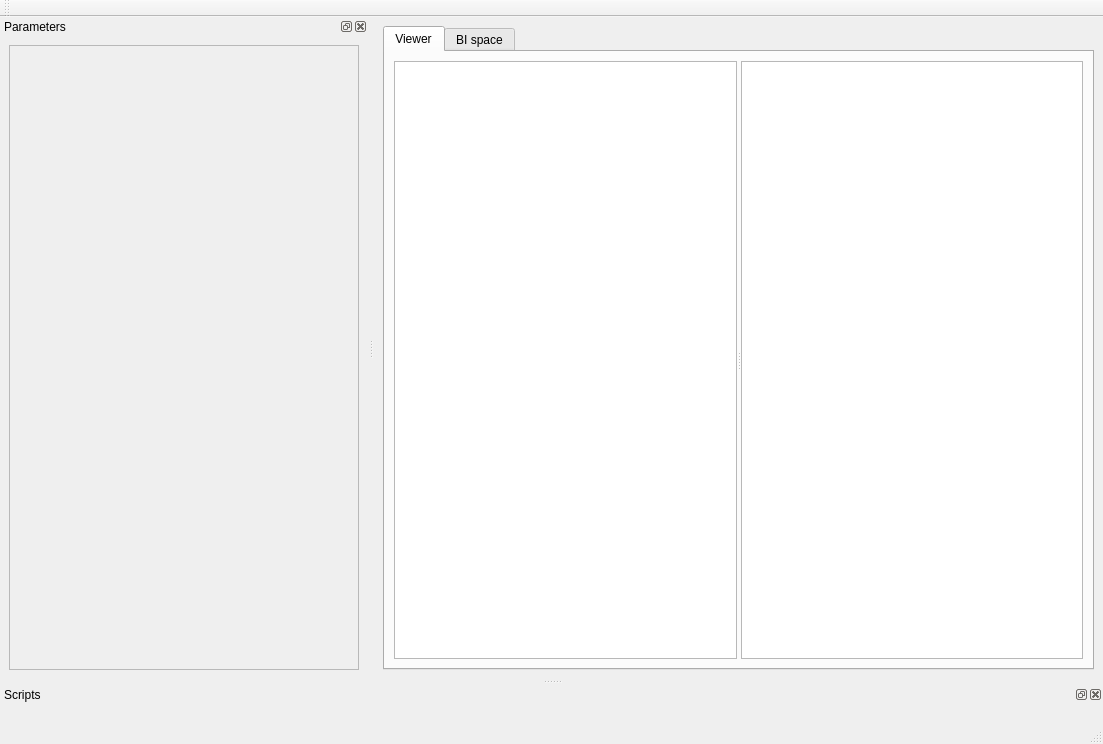
Qt form src/gpviewer/mainwindow.ui (mpelcat/GPStudio) before a commit.
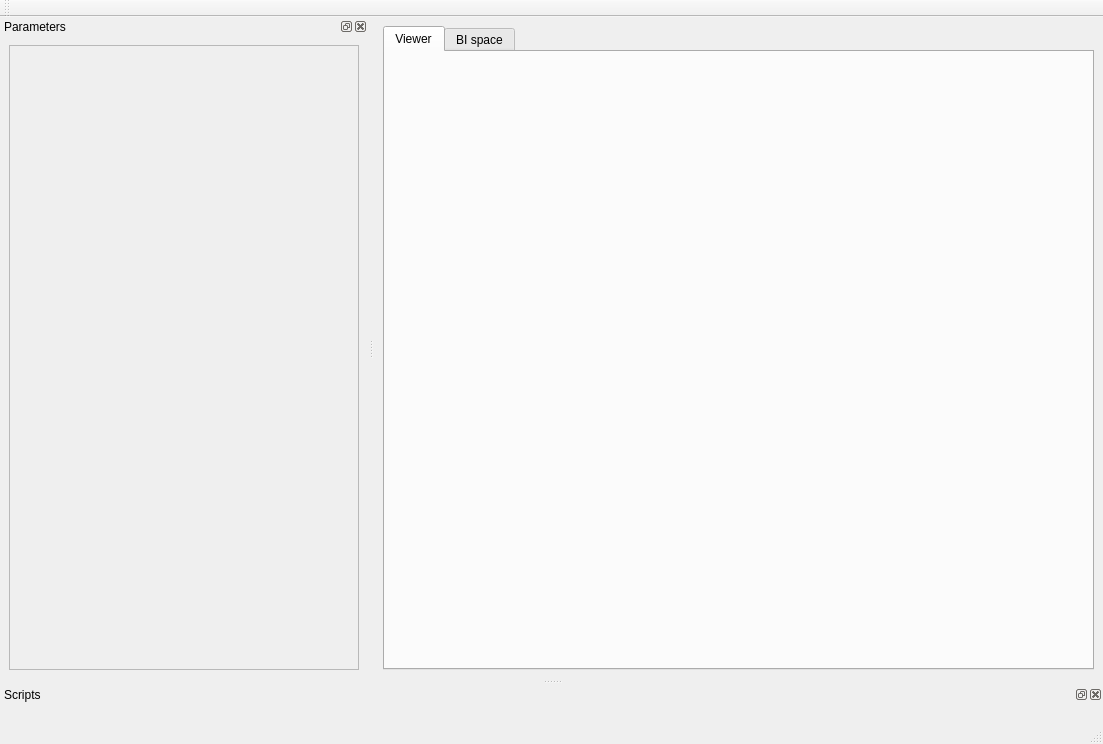
The same form after that commit. Icons and pictures are not drawn. Custom widgets are drawn as their Qt base class.

What changed in the file:
```diff
--- a/src/gpviewer/mainwindow.ui
+++ b/src/gpviewer/mainwindow.ui
@@ -26,13 +26,7 @@
        </attribute>
        <layout class="QVBoxLayout" name="verticalLayout_4">
         <item>
-         <widget class="QSplitter" name="splitter">
-          <property name="orientation">
-           <enum>Qt::Horizontal</enum>
-          </property>
-          <widget class="ImageView" name="graphicsView"/>
-          <widget class="ImageView" name="graphicsView_2"/>
-         </widget>
+         <layout class="QGridLayout" name="viewerLayout"/>
         </item>
        </layout>
       </widget>
@@ -139,11 +133,6 @@
    <header>scriptwidget.h</header>
    <container>1</container>
   </customwidget>
-  <customwidget>
-   <class>ImageView</class>
-   <extends>QGraphicsView</extends>
-   <header>imageview.h</header>
-  </customwidget>
   <customwidget>
    <class>QHexEdit</class>
    <extends>QWidget</extends>
```
Left out of the diff: 7 changed lines with no effect on the pictures.
